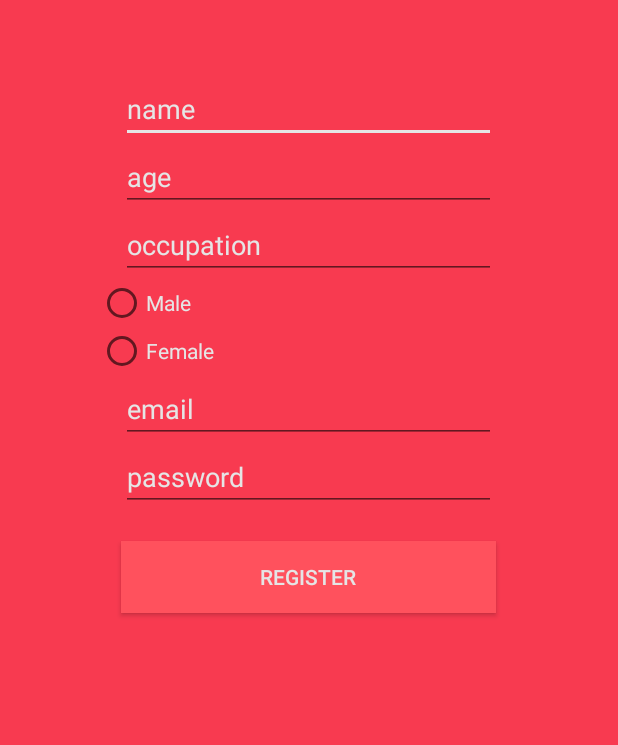
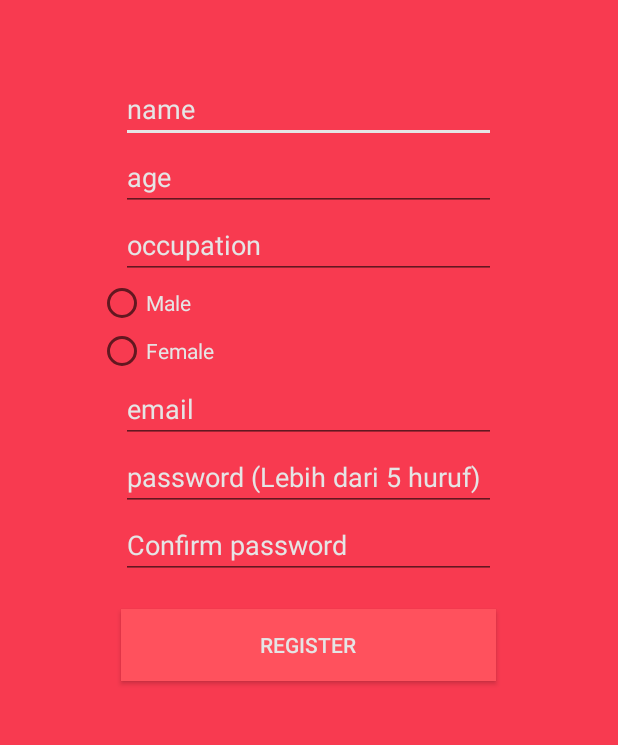
Before and after one commit to GabrielShaukan/Cari-Pacar, an Android app: the RegistrationActivity screen opened directly, with no data from a screen before it, after a tap on "REGISTER", on a phone screen of 412 x 824 dp, the part 225-970 px from its top. Run offline under Robolectric (Android 15) with nearby library versions, the phone set to English and light mode, and no system bars; our stand-ins replace Firebase (no records; nobody signed in at launch, a user with empty details on screens opened directly); Roboto replaces fonts that are not available here; 1 statement that could not run was skipped.

Commit message:
Added confirm password field and changed  visibility

```diff
--- a/app/src/main/java/com/shaukan/gabriel/tinderclone/RegistrationActivity.java
+++ b/app/src/main/java/com/shaukan/gabriel/tinderclone/RegistrationActivity.java
@@ -25,7 +25,7 @@ import java.util.Map;
 public class RegistrationActivity extends AppCompatActivity {
 
     private Button mRegister;
-    private EditText mEmail, mPassword, mName, mAge, mOccupation;
+    private EditText mEmail, mPassword, mName, mAge, mOccupation, mConfirmPassword;
     private RadioGroup mRadioGroup;
 
     private FirebaseAuth mAuth;
@@ -51,6 +51,7 @@ public class RegistrationActivity extends AppCompatActivity {
         };
 
         //XML Object initialization
+        mConfirmPassword = (EditText) findViewById(R.id.passwordConfirm);
         mRegister = (Button) findViewById(R.id.register);
         mEmail = (EditText) findViewById(R.id.email);
         mPassword = (EditText) findViewById(R.id.password);
@@ -68,12 +69,17 @@ public class RegistrationActivity extends AppCompatActivity {
                 final RadioButton radioButton = (RadioButton) findViewById(selectId);
                 final String email = mEmail.getText().toString();
                 final String password = mPassword.getText().toString();
+                final String confirmPassword = mConfirmPassword.getText().toString();
                 final String name = mName.getText().toString();
                 final String age = mAge.getText().toString();
                 final String occupation = mOccupation.getText().toString();
 
                 if (email.equals("") || password.equals("") || name.equals("") || age.equals("") || occupation.equals("") || radioButton.getText().toString().equals("")) {
                     Toast.makeText(RegistrationActivity.this, "Please fill in empty forms", Toast.LENGTH_LONG).show();
+                } else if(!password.equals(confirmPassword)) {
+                    Toast.makeText(RegistrationActivity.this, "Passwords dont match", Toast.LENGTH_LONG).show();
+                } else if(password.length() < 7) {
+                    Toast.makeText(RegistrationActivity.this, "Password harus lebih dari 7 karakter", Toast.LENGTH_LONG).show();
                 } else {
                     if (radioButton.getText() == null) {
                         return;
--- a/app/src/main/res/layout/activity_login.xml
+++ b/app/src/main/res/layout/activity_login.xml
@@ -35,6 +35,7 @@
             android:textColorHighlight="@color/white"
             android:textColorLink="@color/white"
             android:layout_gravity="center"
+            android:password="true"
             android:layout_marginTop="25dp"
             android:layout_height="wrap_content"
             android:hint="password"
--- a/app/src/main/res/layout/activity_registration.xml
+++ b/app/src/main/res/layout/activity_registration.xml
@@ -26,6 +26,7 @@
         android:textColorHint="@color/white"
         android:layout_gravity="center"
         android:hint="name"
+        android:inputType="textCapWords"
         android:id="@+id/name"/>
 
     <EditText
@@ -42,6 +43,7 @@
         android:textColorHint="@color/white"
         android:layout_gravity="center"
         android:hint="occupation"
+        android:inputType="textCapWords"
         android:id="@+id/occupation"/>
 
 
@@ -85,8 +87,18 @@
         android:layout_height="wrap_content"
         android:textColorHint="@color/white"
         android:layout_gravity="center"
-        android:hint="password"
+        android:hint="password (Lebih dari 5 huruf)"
+        android:password="true"
         android:id="@+id/password"/>
+
+    <EditText
+        android:layout_width="250dp"
+        android:layout_height="wrap_content"
+        android:textColorHint="@color/white"
+        android:layout_gravity="center"
+        android:hint="Confirm password"
+        android:password="true"
+        android:id="@+id/passwordConfirm"/>
 
     <Button
         android:layout_width="250dp"
```
Also changed, not shown: app/src/main/java/com/shaukan/gabriel/tinderclone/Matches/MatchesActivity.java (+13 -0 lines).
